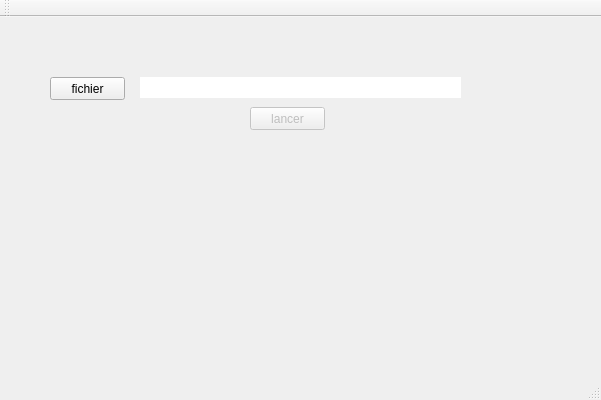
Before: the Qt Designer form parti kylian/QtWidgetsApplication1/QtWidgetsApplication1.ui in Woulfty/Projet_Verin, drawn with Qt 5.
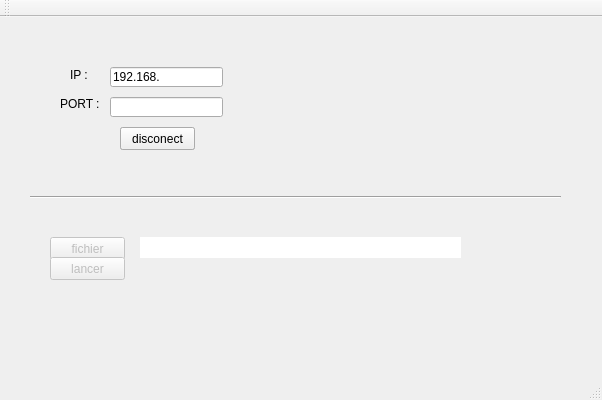
After: the same form once the commit is applied.

Diff of the .ui file:
```diff
--- a/parti kylian/QtWidgetsApplication1/QtWidgetsApplication1.ui
+++ b/parti kylian/QtWidgetsApplication1/QtWidgetsApplication1.ui
@@ -9,7 +9,7 @@
    <rect>
     <x>0</x>
     <y>0</y>
-    <width>601</width>
+    <width>602</width>
     <height>400</height>
    </rect>
   </property>
@@ -18,10 +18,13 @@
   </property>
   <widget class="QWidget" name="centralWidget">
    <widget class="QPushButton" name="slectefile">
+    <property name="enabled">
+     <bool>false</bool>
+    </property>
     <property name="geometry">
      <rect>
       <x>50</x>
-      <y>60</y>
+      <y>220</y>
       <width>75</width>
       <height>23</height>
      </rect>
@@ -36,8 +39,8 @@
     </property>
     <property name="geometry">
      <rect>
-      <x>250</x>
-      <y>90</y>
+      <x>50</x>
+      <y>240</y>
       <width>75</width>
       <height>23</height>
      </rect>
@@ -50,7 +53,7 @@
     <property name="geometry">
      <rect>
       <x>140</x>
-      <y>60</y>
+      <y>220</y>
       <width>321</width>
       <height>21</height>
      </rect>
@@ -68,8 +71,8 @@
    <widget class="QLabel" name="labelAffiche">
     <property name="geometry">
      <rect>
-      <x>70</x>
-      <y>200</y>
+      <x>110</x>
+      <y>270</y>
       <width>391</width>
       <height>61</height>
      </rect>
@@ -78,6 +81,107 @@
      <string/>
     </property>
    </widget>
+   <widget class="Line" name="line">
+    <property name="geometry">
+     <rect>
+      <x>30</x>
+      <y>150</y>
+      <width>531</width>
+      <height>61</height>
+     </rect>
+    </property>
+    <property name="orientation">
+     <enum>Qt::Horizontal</enum>
+    </property>
+   </widget>
+   <widget class="QLineEdit" name="IPlineEdit">
+    <property name="geometry">
+     <rect>
+      <x>110</x>
+      <y>50</y>
+      <width>113</width>
+      <height>20</height>
+     </rect>
+    </property>
+    <property name="text">
+     <string>192.168.</string>
+    </property>
+   </widget>
+   <widget class="QLineEdit" name="PORtlineEdit">
+    <property name="geometry">
+     <rect>
+      <x>110</x>
+      <y>80</y>
+      <width>113</width>
+      <height>20</height>
+     </rect>
+    </property>
+   </widget>
+   <widget class="QLabel" name="label">
+    <property name="geometry">
+     <rect>
+      <x>70</x>
+      <y>50</y>
+      <width>21</width>
+      <height>16</height>
+     </rect>
+    </property>
+    <property name="text">
+     <string>IP :</string>
+    </property>
+   </widget>
+   <widget class="QLabel" name="label_2">
+    <property name="geometry">
+     <rect>
+      <x>60</x>
+      <y>80</y>
+      <width>47</width>
+      <height>13</height>
+     </rect>
+    </property>
+    <property name="text">
+     <string>PORT :</string>
+    </property>
+   </widget>
+   <widget class="QPushButton" name="connectpushButton">
+    <property name="geometry">
+     <rect>
+      <x>120</x>
+      <y>110</y>
+      <width>75</width>
+      <height>23</height>
+     </rect>
+    </property>
+    <property name="text">
+     <string>connect</string>
+    </property>
+   </widget>
+   <widget class="QPushButton" name="disconectpushButton">
+    <property name="geometry">
+     <rect>
+      <x>120</x>
+      <y>110</y>
+      <width>75</width>
+      <height>23</height>
+     </rect>
+    </property>
+    <property name="text">
+     <string>disconect</string>
+    </property>
+   </widget>
+   <widget class="QLabel" name="labelclientConnectToServer">
+    <property name="geometry">
+     <rect>
+      <x>310</x>
+      <y>40</y>
+      <width>101</width>
+      <height>51</height>
+     </rect>
+    </property>
+    <property name="text">
+     <string/>
+    </property>
+   </widget>
   </widget>
   <widget class="QMenuBar" name="menuBar">
    <property name="geometry">
```
Left out of the diff: 36 changed lines with no effect on the pictures.
